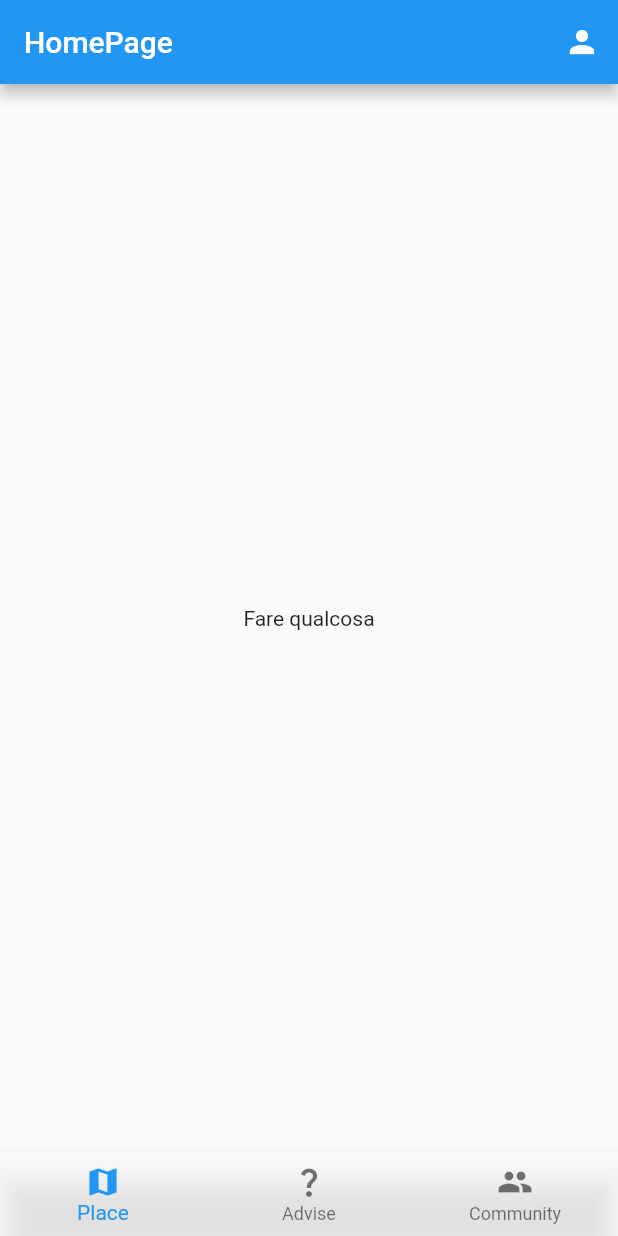
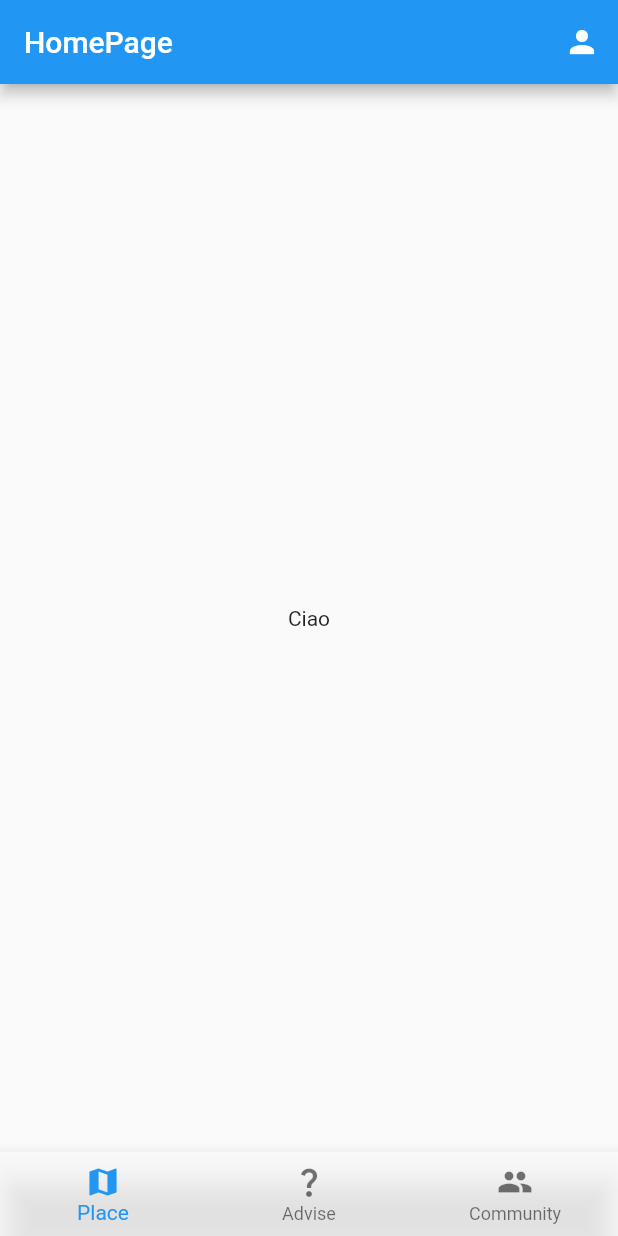
Before and after one commit to mariobon99/progetto_biomedical_wearable, a Flutter app: the MyStatefulWidget screen opened directly, on a phone screen of 412 x 824 dp. Run offline on Flutter 3.47's test engine with Material 2 defaults, Android fonts, the phone set to English and light mode, and no system bars.

Commit message:
prova di upload

```diff
--- a/lib/screens/HomePage.dart
+++ b/lib/screens/HomePage.dart
@@ -42,7 +42,7 @@ class _MyStatefulWidgetState extends State<MyStatefulWidget> {
         ],
         title: Text(HomePage.routename),
       ),
-      body: Center(child: const Text('Fare qualcosa')),
+      body: Center(child: const Text('Ciao')),
       bottomNavigationBar: BottomNavigationBar(
         items: const <BottomNavigationBarItem>[
           BottomNavigationBarItem(
```
Also changed, not shown: 1 other file.
